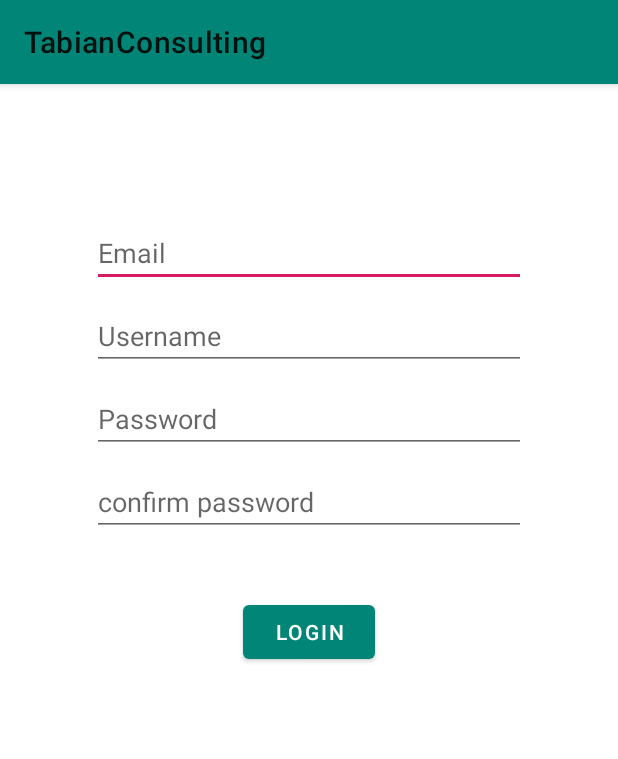
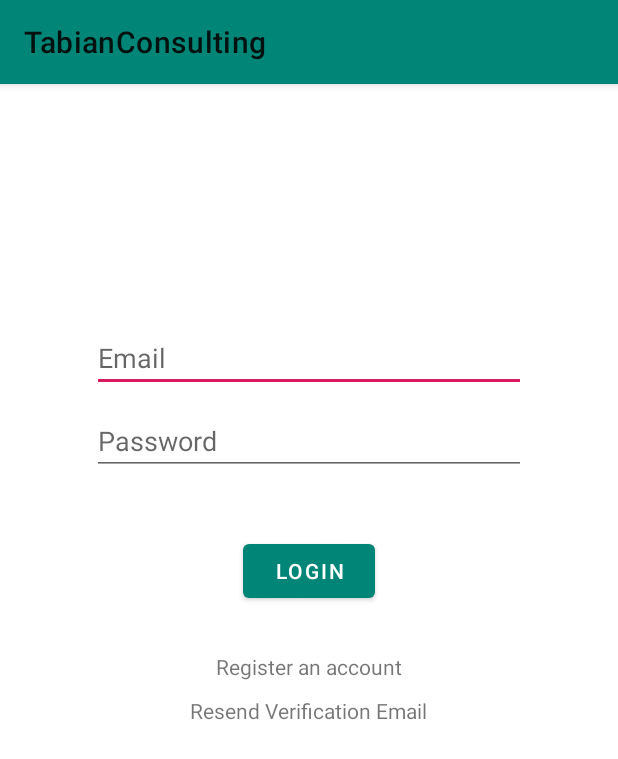
Before and after one commit to amous4822/loginApp, an Android app: the screen it shows after launch (LoginActivity before the commit, LoginActivity2 after it), on a phone screen of 412 x 824 dp. Shown: the top 759 px of the screen. Run offline under Robolectric (Android 15) with nearby library versions, the phone set to English and light mode, and no system bars; our stand-ins replace Firebase (no records; nobody signed in at launch, a user with empty details on screens opened directly).

Commit message:
changes in launcher activity

```diff
--- a/app/src/main/AndroidManifest.xml
+++ b/app/src/main/AndroidManifest.xml
@@ -11,14 +11,14 @@
         android:roundIcon="@mipmap/ic_launcher_round"
         android:supportsRtl="true"
         android:theme="@style/AppTheme">
-        <activity android:name=".LoginActivity">
+        <activity android:name=".LoginActivity2">
             <intent-filter>
                 <action android:name="android.intent.action.MAIN" />
 
                 <category android:name="android.intent.category.LAUNCHER" />
             </intent-filter>
         </activity>
-        <activity android:name=".LoginActivity2" android:parentActivityName=".LoginActivity"/>
+        <activity android:name=".LoginActivity" android:parentActivityName=".LoginActivity2"/>
     </application>
 
 </manifest>
--- a/app/src/main/java/com/example/project/tabianconsulting/LoginActivity2.java
+++ b/app/src/main/java/com/example/project/tabianconsulting/LoginActivity2.java
@@ -2,6 +2,7 @@ package com.example.project.tabianconsulting;
 
 import android.app.ProgressDialog;
 import android.content.Context;
+import android.content.Intent;
 import android.os.Bundle;
 import android.support.annotation.NonNull;
 
@@ -44,8 +45,6 @@ public class LoginActivity2 extends AppCompatActivity {
         mEmail = findViewById(R.id.email_login);
         mPassword = findViewById(R.id.password_login);
         mLogin = findViewById(R.id.login_button);
-
-
 
         setupFirebaseAuth();
 
@@ -92,6 +91,15 @@ public class LoginActivity2 extends AppCompatActivity {
 
                 ResendVerificationDialog dialog = new ResendVerificationDialog();
                 dialog.show(getSupportFragmentManager() , "resend_verification_dialog");
+            }
+        });
+
+        TextView mRegister = findViewById(R.id.register);
+        mRegister.setOnClickListener(new OnClickListener() {
+            @Override
+            public void onClick(View view) {
+
+                startActivity(new Intent(LoginActivity2.this , LoginActivity.class));
             }
         });
 
--- a/app/src/main/res/layout/activity_login2.xml
+++ b/app/src/main/res/layout/activity_login2.xml
@@ -34,12 +34,20 @@
         android:text="@string/login_button" />
 
     <TextView
+        android:id="@+id/register"
+        android:layout_width="wrap_content"
+        android:layout_height="wrap_content"
+        android:text="@string/register"
+        android:layout_gravity="center"
+        android:layout_marginTop="30dp"/>
+
+    <TextView
         android:id="@+id/resend_verify"
         android:layout_width="wrap_content"
         android:layout_height="wrap_content"
         android:text="@string/resend_verification"
         android:layout_gravity="center"
-        android:layout_marginTop="30dp"/>
+        android:layout_marginTop="10dp"/>
 
 
 </LinearLayout>
--- a/app/src/main/res/layout/resendverification_dialog.xml
+++ b/app/src/main/res/layout/resendverification_dialog.xml
@@ -29,6 +29,7 @@
         android:layout_gravity="center"
         android:layout_height="wrap_content"
         android:id="@+id/dialog_password"
+        android:inputType="textWebPassword"
         android:hint="@string/password"/>
 
     <RelativeLayout
--- a/app/src/main/res/values/strings.xml
+++ b/app/src/main/res/values/strings.xml
@@ -8,4 +8,5 @@
     <string name="resend_verification">Resend Verification Email</string>
     <string name="cancel_dialog">Cancel</string>
     <string name="resend_confirm">Confirm</string>
+    <string name="register">Register an account</string>
 </resources>
```
Also changed, not shown: app/build.gradle (+9 -2 lines), app/src/main/java/com/example/project/tabianconsulting/ResendVerificationDialog.java (+4 -5 lines), 1 other file.
